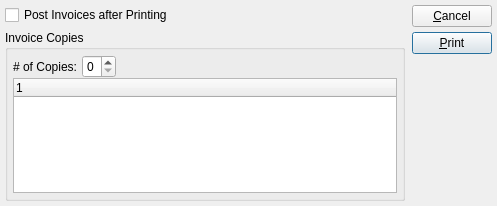
Above: xtuple/trunk/guiclient/printInvoices.ui from WooodHead/xtuple before the change. Below: the same form after it.
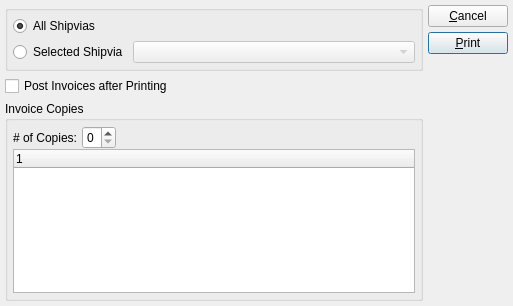
That is the form after the change. Custom widgets are drawn as their Qt base class.

The edit to the form file:
```diff
--- a/xtuple/trunk/guiclient/printInvoices.ui
+++ b/xtuple/trunk/guiclient/printInvoices.ui
@@ -8,59 +8,83 @@
 is available at www.xtuple.com/CPAL.  By using this software, you agree
 to be bound by its terms.</comment>
  <class>printInvoices</class>
- <widget class="QDialog" name="printInvoices" >
-  <property name="geometry" >
+ <widget class="QDialog" name="printInvoices">
+  <property name="geometry">
    <rect>
     <x>0</x>
     <y>0</y>
-    <width>497</width>
-    <height>206</height>
+    <width>513</width>
+    <height>306</height>
    </rect>
   </property>
   <property name="windowTitle" >
    <string>Print Invoices</string>
   </property>
-  <layout class="QHBoxLayout" >
-   <property name="spacing" >
-    <number>7</number>
-   </property>
-   <property name="leftMargin" >
-    <number>5</number>
-   </property>
-   <property name="topMargin" >
-    <number>5</number>
-   </property>
-   <property name="rightMargin" >
-    <number>5</number>
-   </property>
-   <property name="bottomMargin" >
-    <number>5</number>
-   </property>
+  <layout class="QHBoxLayout" name="horizontalLayout">
    <item>
-    <layout class="QVBoxLayout" >
-     <property name="spacing" >
-      <number>5</number>
-     </property>
+    <layout class="QVBoxLayout" name="verticalLayout">
      <item>
-      <layout class="QHBoxLayout" >
-       <property name="spacing" >
+      <widget class="QGroupBox" name="_shipviaGroup">
+       <property name="title">
+        <string/>
+       </property>
+       <layout class="QGridLayout" name="gridLayout">
+        <item row="0" column="0">
+         <widget class="QRadioButton" name="_allShipvia">
+          <property name="text">
+           <string>All Shipvias</string>
+          </property>
+          <property name="checked">
+           <bool>true</bool>
+          </property>
+         </widget>
+        </item>
+        <item row="1" column="0">
+         <widget class="QRadioButton" name="_selectedShipvia">
+          <property name="text">
+           <string>Selected Shipvia</string>
+          </property>
+         </widget>
+        </item>
+        <item row="1" column="1">
+         <widget class="XComboBox" name="_shipvia">
+          <property name="enabled">
+           <bool>false</bool>
+          </property>
+          <property name="sizePolicy">
+           <sizepolicy hsizetype="MinimumExpanding" vsizetype="Fixed">
+            <horstretch>0</horstretch>
+            <verstretch>0</verstretch>
+           </sizepolicy>
+          </property>
+          <property name="type">
+           <enum>XComboBox::Adhoc</enum>
+          </property>
+         </widget>
+        </item>
+       </layout>
+      </widget>
+     </item>
+     <item>
+      <layout class="QHBoxLayout">
+       <property name="spacing">
         <number>7</number>
        </property>
        <item>
-        <layout class="QHBoxLayout" >
-         <property name="spacing" >
+        <layout class="QHBoxLayout">
+         <property name="spacing">
           <number>5</number>
          </property>
         </layout>
        </item>
        <item>
-        <layout class="QHBoxLayout" >
-         <property name="spacing" >
+        <layout class="QHBoxLayout">
+         <property name="spacing">
           <number>0</number>
          </property>
          <item>
-          <widget class="XCheckBox" name="_post" >
-           <property name="text" >
+          <widget class="XCheckBox" name="_post">
+           <property name="text">
             <string>Post Invoices after Printing</string>
            </property>
           </widget>
@@ -86,9 +110,9 @@
       </layout>
      </item>
      <item>
-      <widget class="QGroupBox" name="_invoiceCopiesGroup" >
-       <property name="sizePolicy" >
-        <sizepolicy vsizetype="Expanding" hsizetype="Expanding" >
+      <widget class="QGroupBox" name="_invoiceCopiesGroup">
+       <property name="sizePolicy">
+        <sizepolicy hsizetype="Expanding" vsizetype="Expanding">
          <horstretch>0</horstretch>
          <verstretch>0</verstretch>
         </sizepolicy>
@@ -96,35 +120,26 @@
        <property name="title" >
         <string>Invoice Copies</string>
        </property>
-       <layout class="QVBoxLayout" >
-        <property name="spacing" >
+       <layout class="QVBoxLayout">
+        <property name="spacing">
          <number>0</number>
         </property>
-        <property name="leftMargin" >
-         <number>5</number>
-        </property>
-        <property name="topMargin" >
-         <number>5</number>
-        </property>
-        <property name="rightMargin" >
-         <number>5</number>
-        </property>
-        <property name="bottomMargin" >
+        <property name="margin">
          <number>5</number>
         </property>
         <item>
-         <layout class="QHBoxLayout" >
-          <property name="spacing" >
+         <layout class="QHBoxLayout">
+          <property name="spacing">
            <number>0</number>
           </property>
           <item>
-           <layout class="QHBoxLayout" >
-            <property name="spacing" >
+           <layout class="QHBoxLayout">
+            <property name="spacing">
              <number>5</number>
             </property>
             <item>
-             <widget class="QLabel" name="_invoiceNumOfCopiesLit" >
-              <property name="text" >
+             <widget class="QLabel" name="_invoiceNumOfCopiesLit">
+              <property name="text">
                <string># of Copies:</string>
               </property>
               <property name="alignment" >
@@ -133,8 +148,8 @@
              </widget>
             </item>
             <item>
-             <widget class="QSpinBox" name="_invoiceNumOfCopies" >
-              <property name="enabled" >
+             <widget class="QSpinBox" name="_invoiceNumOfCopies">
+              <property name="enabled">
                <bool>true</bool>
               </property>
               <property name="minimum" >
@@ -169,7 +184,7 @@
          </layout>
         </item>
         <item>
-         <widget class="XTreeWidget" name="_invoiceWatermarks" />
+         <widget class="XTreeWidget" name="_invoiceWatermarks"/>
         </item>
        </layout>
       </widget>
@@ -177,25 +192,25 @@
     </layout>
    </item>
    <item>
-    <layout class="QVBoxLayout" >
-     <property name="spacing" >
+    <layout class="QVBoxLayout">
+     <property name="spacing">
       <number>0</number>
      </property>
      <item>
-      <layout class="QVBoxLayout" >
-       <property name="spacing" >
+      <layout class="QVBoxLayout">
+       <property name="spacing">
         <number>5</number>
        </property>
        <item>
-        <widget class="QPushButton" name="_close" >
-         <property name="text" >
+        <widget class="QPushButton" name="_close">
+         <property name="text">
           <string>&amp;Cancel</string>
          </property>
         </widget>
        </item>
        <item>
-        <widget class="QPushButton" name="_print" >
-         <property name="text" >
+        <widget class="QPushButton" name="_print">
+         <property name="text">
           <string>&amp;Print</string>
          </property>
          <property name="autoDefault" >
@@ -228,7 +243,7 @@
    </item>
   </layout>
  </widget>
- <layoutdefault spacing="5" margin="5" />
+ <layoutdefault spacing="5" margin="5"/>
  <pixmapfunction>qPixmapFromMimeSource</pixmapfunction>
  <customwidgets>
   <customwidget>
@@ -236,6 +251,11 @@
    <extends>QCheckBox</extends>
    <header>xcheckbox.h</header>
   </customwidget>
+  <customwidget>
+   <class>XComboBox</class>
+   <extends>QComboBox</extends>
+   <header>xcombobox.h</header>
+  </customwidget>
   <customwidget>
    <class>XTreeWidget</class>
    <extends>QTreeWidget</extends>
```
Left out of the diff: 59 changed lines with no effect on the pictures.
